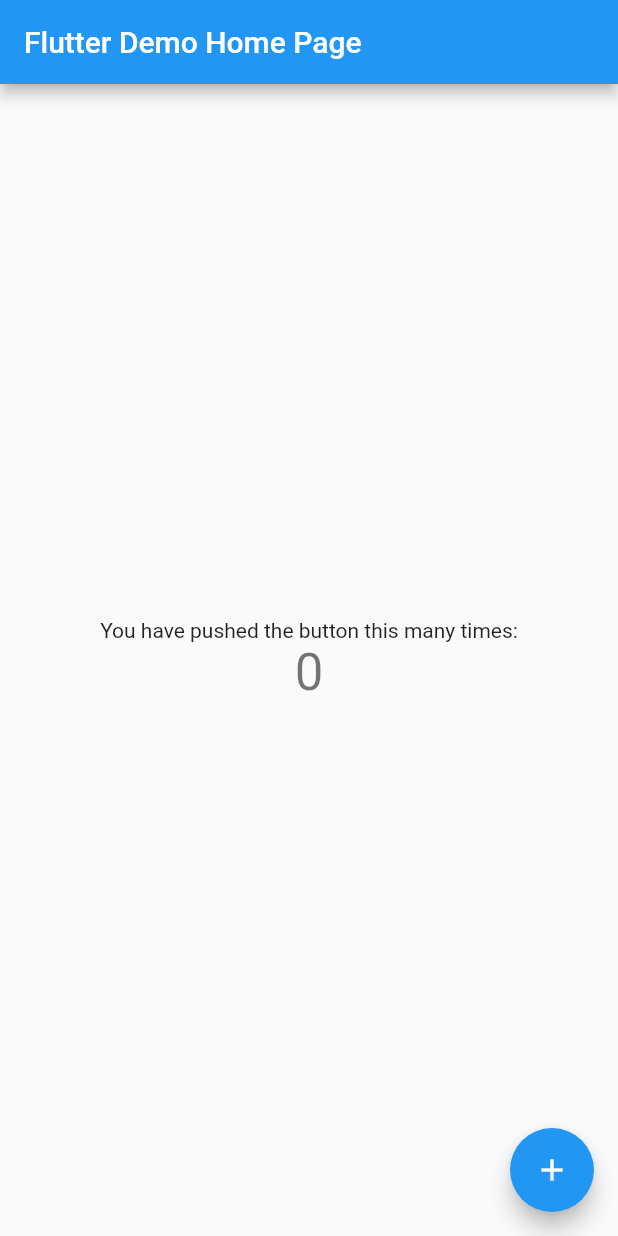
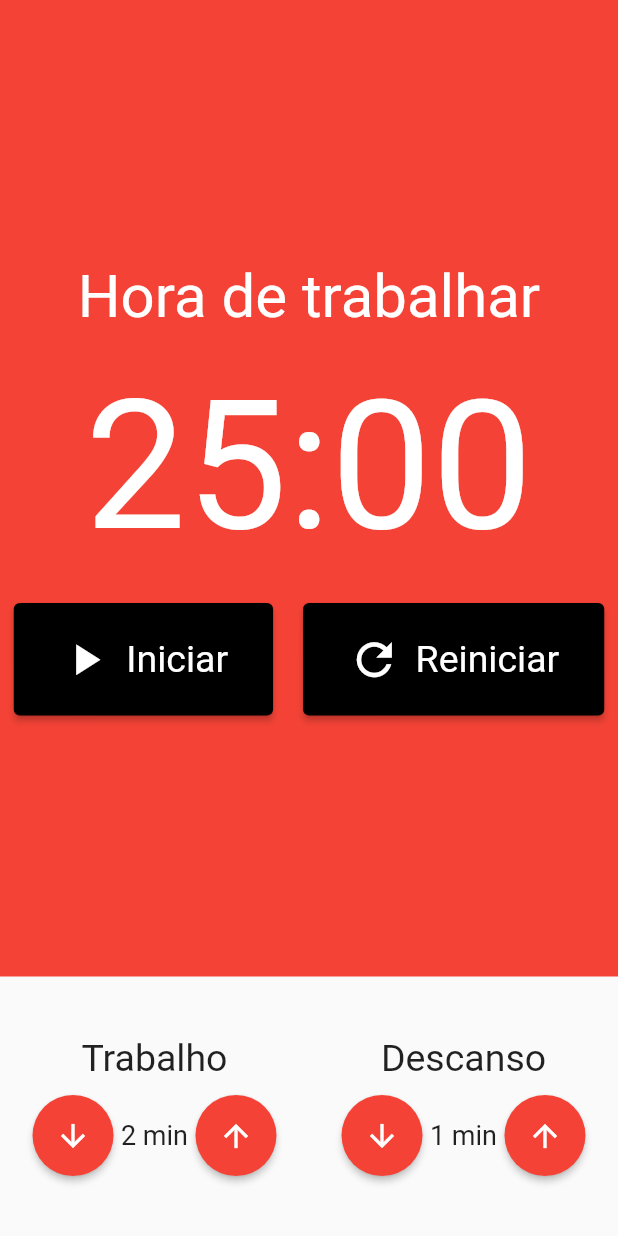
Before and after one commit to souzap371/pomodoro_app, a Flutter app: the screen it shows after launch, on a phone screen of 412 x 824 dp. Run offline on Flutter 3.47's test engine with Material 2 defaults, Android fonts, the phone set to English and light mode, and no system bars; our stand-ins replace mobx; generated files the repository leaves out were written again.

```diff
--- /dev/null
+++ b/lib/components/cronometro.dart
@@ -0,0 +1,62 @@
+import 'package:flutter/src/widgets/container.dart';
+import 'package:flutter/src/widgets/framework.dart';
+import 'package:flutter/material.dart';
+import 'package:pomodoro/components/cronometroBotao.dart';
+
+class Cronometro extends StatelessWidget {
+  const Cronometro({super.key});
+
+  @override
+  Widget build(BuildContext context) {
+    return Container(
+      color: Colors.red,
+      child: Column(
+        mainAxisAlignment: MainAxisAlignment.center,
+        children: [
+          Text(
+            'Hora de trabalhar',
+            style: TextStyle(
+              fontSize: 40,
+              color: Colors.white,
+            ),
+          ),
+          SizedBox(height: 20),
+          Text(
+            '25:00',
+            style: TextStyle(
+              fontSize: 120,
+              color: Colors.white,
+            ),
+          ),
+          SizedBox(height: 20),
+          Row(
+            mainAxisAlignment: MainAxisAlignment.center,
+            children: [
+              Padding(
+                padding: const EdgeInsets.only(right: 10),
+                child: CronometroBotao(
+                  texto: 'Iniciar',
+                  icone: Icons.play_arrow,
+                ),
+              ),
+              /* Padding(
+                padding: const EdgeInsets.only(right: 10),
+                child: CronometroBotao(
+                  texto: 'Parar',
+                  icone: Icons.stop,
+                ),
+              ), */
+              Padding(
+                padding: const EdgeInsets.only(left: 10),
+                child: CronometroBotao(
+                  texto: 'Reiniciar',
+                  icone: Icons.refresh,
+                ),
+              ),
+            ],
+          ),
+        ],
+      ),
+    );
+  }
+}
--- /dev/null
+++ b/lib/components/cronometroBotao.dart
@@ -0,0 +1,43 @@
+import 'package:flutter/src/widgets/container.dart';
+import 'package:flutter/src/widgets/framework.dart';
+import 'package:flutter/material.dart';
+
+class CronometroBotao extends StatelessWidget {
+  final String texto;
+  final IconData icone;
+
+  const CronometroBotao({
+    Key? key,
+    required this.texto,
+    required this.icone,
+  }) : super(key: key);
+
+  @override
+  Widget build(BuildContext context) {
+    return ElevatedButton(
+      style: ElevatedButton.styleFrom(
+        primary: Colors.black,
+        padding: EdgeInsets.symmetric(
+          horizontal: 30,
+          vertical: 20,
+        ),
+        textStyle: TextStyle(
+          fontSize: 25,
+        ),
+      ),
+      onPressed: () {},
+      child: Row(
+        children: [
+          Padding(
+            padding: const EdgeInsets.only(right: 10),
+            child: Icon(
+              icone,
+              size: 35,
+            ),
+          ),
+          Text(texto),
+        ],
+      ),
+    );
+  }
+}
--- /dev/null
+++ b/lib/components/entradaTempo.dart
@@ -0,0 +1,65 @@
+import 'package:flutter/src/widgets/container.dart';
+import 'package:flutter/src/widgets/framework.dart';
+import 'package:flutter/material.dart';
+
+class EntradaTempo extends StatelessWidget {
+  final String titulo;
+  final int valor;
+
+  const EntradaTempo({
+    Key? key,
+    required this.titulo,
+    required this.valor,
+  }) : super(key: key);
+
+  @override
+  Widget build(BuildContext context) {
+    return Column(
+      crossAxisAlignment: CrossAxisAlignment.center,
+      children: [
+        Text(
+          this.titulo,
+          style: TextStyle(
+            fontSize: 25,
+          ),
+        ),
+        SizedBox(height: 10),
+        Row(
+          mainAxisAlignment: MainAxisAlignment.center,
+          children: [
+            ElevatedButton(
+              onPressed: () {},
+              child: Icon(
+                Icons.arrow_downward,
+                color: Colors.white,
+              ),
+              style: ElevatedButton.styleFrom(
+                shape: CircleBorder(),
+                padding: EdgeInsets.all(15),
+                primary: Colors.red,
+              ),
+            ),
+            Text(
+              '${this.valor} min',
+              style: TextStyle(
+                fontSize: 18,
+              ),
+            ),
+            ElevatedButton(
+              onPressed: () {},
+              child: Icon(
+                Icons.arrow_upward,
+                color: Colors.white,
+              ),
+              style: ElevatedButton.styleFrom(
+                shape: CircleBorder(),
+                padding: EdgeInsets.all(15),
+                primary: Colors.red,
+              ),
+            ),
+          ],
+        ),
+      ],
+    );
+  }
+}
--- a/lib/main.dart
+++ b/lib/main.dart
@@ -1,16 +1,25 @@
 import 'package:flutter/material.dart';
+import 'package:pomodoro/pages/pomodoro.dart';
+import 'package:pomodoro/store/pomodoro.store.dart';
+import 'package:provider/provider.dart';
 
 void main() {
-  runApp(const MyApp());
+  runApp(MyApp());
 }
 
 class MyApp extends StatelessWidget {
-  const MyApp({super.key});
+  // const MyApp({super.key});
 
   // This widget is the root of your application.
   @override
   Widget build(BuildContext context) {
-    return MaterialApp(
+    return MultiProvider(
+      providers: [
+        Provider<PomodoroStore>(
+          create: (_) => PomodoroStore(),
+        ),
+      ],
+      child: MaterialApp(
         title: 'Flutter Demo',
         theme: ThemeData(
           // This is the theme of your application.
@@ -24,92 +33,48 @@ class MyApp extends StatelessWidget {
           // is not restarted.
           primarySwatch: Colors.blue,
         ),
-      home: const MyHomePage(title: 'Flutter Demo Home Page'),
+        home: const Pomodoro(),
+      ),
     );
   }
 }
 
-class MyHomePage extends StatefulWidget {
-  const MyHomePage({super.key, required this.title});
+//import 'package:flutter_mobx/flutter_mobx.dart';
+//import 'package:pomodoro/store/contador.store.dart';
 
-  // This widget is the home page of your application. It is stateful, meaning
-  // that it has a State object (defined below) that contains fields that affect
-  // how it looks.
+/* final store = ContadorStore();
 
-  // This class is the configuration for the state. It holds the values (in this
-  // case the title) provided by the parent (in this case the App widget) and
-  // used by the build method of the State. Fields in a Widget subclass are
-  // always marked "final".
-
-  final String title;
-
-  @override
-  State<MyHomePage> createState() => _MyHomePageState();
-}
-
-class _MyHomePageState extends State<MyHomePage> {
-  int _counter = 0;
-
-  void _incrementCounter() {
-    setState(() {
-      // This call to setState tells the Flutter framework that something has
-      // changed in this State, which causes it to rerun the build method below
-      // so that the display can reflect the updated values. If we changed
-      // _counter without calling setState(), then the build method would not be
-      // called again, and so nothing would appear to happen.
-      _counter++;
-    });
-  }
+class HomePage extends StatelessWidget {
+  const HomePage({super.key});
 
   @override
   Widget build(BuildContext context) {
-    // This method is rerun every time setState is called, for instance as done
-    // by the _incrementCounter method above.
-    //
-    // The Flutter framework has been optimized to make rerunning build methods
-    // fast, so that you can just rebuild anything that needs updating rather
-    // than having to individually change instances of widgets.
     return Scaffold(
       appBar: AppBar(
-        // Here we take the value from the MyHomePage object that was created by
-        // the App.build method, and use it to set our appbar title.
-        title: Text(widget.title),
+        title: Text('Contador'),
       ),
       body: Center(
-        // Center is a layout widget. It takes a single child and positions it
-        // in the middle of the parent.
         child: Column(
-          // Column is also a layout widget. It takes a list of children and
-          // arranges them vertically. By default, it sizes itself to fit its
-          // children horizontally, and tries to be as tall as its parent.
-          //
-          // Invoke "debug painting" (press "p" in the console, choose the
-          // "Toggle Debug Paint" action from the Flutter Inspector in Android
-          // Studio, or the "Toggle Debug Paint" command in Visual Studio Code)
-          // to see the wireframe for each widget.
-          //
-          // Column has various properties to control how it sizes itself and
-          // how it positions its children. Here we use mainAxisAlignment to
-          // center the children vertically; the main axis here is the vertical
-          // axis because Columns are vertical (the cross axis would be
-          // horizontal).
           mainAxisAlignment: MainAxisAlignment.center,
           children: <Widget>[
             const Text(
               'You have pushed the button this many times:',
             ),
-            Text(
-              '$_counter',
+            Observer(
+              builder: (_) => Text(
+                '${store.contador}',
                 style: Theme.of(context).textTheme.headline4,
+              ),
             ),
           ],
         ),
       ),
       floatingActionButton: FloatingActionButton(
-        onPressed: _incrementCounter,
+        onPressed: store.incrementar,
         tooltip: 'Increment',
         child: const Icon(Icons.add),
       ), // This trailing comma makes auto-formatting nicer for build methods.
     );
   }
 }
+ */
--- /dev/null
+++ b/lib/pages/pomodoro.dart
@@ -0,0 +1,43 @@
+import 'package:flutter/src/widgets/container.dart';
+import 'package:flutter/src/widgets/framework.dart';
+import 'package:flutter/material.dart';
+import 'package:pomodoro/components/cronometro.dart';
+import 'package:pomodoro/components/entradaTempo.dart';
+import 'package:pomodoro/store/pomodoro.store.dart';
+import 'package:provider/provider.dart';
+
+class Pomodoro extends StatelessWidget {
+  const Pomodoro({super.key});
+
+  @override
+  Widget build(BuildContext context) {
+    final store = Provider.of<PomodoroStore>(context);
+
+    return Scaffold(
+      body: Column(
+        crossAxisAlignment: CrossAxisAlignment.stretch,
+        children: [
+          Expanded(
+            child: Cronometro(),
+          ),
+          Padding(
+            padding: const EdgeInsets.symmetric(vertical: 40),
+            child: Row(
+              mainAxisAlignment: MainAxisAlignment.spaceAround,
+              children: [
+                EntradaTempo(
+                  titulo: 'Trabalho',
+                  valor: store.tempoTrabalho,
+                ),
+                EntradaTempo(
+                  titulo: 'Descanso',
+                  valor: store.tempoDescanso,
+                ),
+              ],
+            ),
+          ),
+        ],
+      ),
+    );
+  }
+}
--- /dev/null
+++ b/lib/store/contador.store.dart
@@ -0,0 +1,16 @@
+import 'package:mobx/mobx.dart';
+
+part 'contador.store.g.dart';
+
+class ContadorStore = _ContadorStore with _$ContadorStore;
+
+abstract class _ContadorStore with Store {
+  @observable
+  int contador = 0;
+
+  //Método para incrementar
+  @action
+  void incrementar() {
+    contador++;
+  }
+}
--- /dev/null
+++ b/lib/store/pomodoro.store.dart
@@ -0,0 +1,33 @@
+import 'package:mobx/mobx.dart';
+
+part 'pomodoro.store.g.dart';
+
+class PomodoroStore = _PomodoroStore with _$PomodoroStore;
+
+abstract class _PomodoroStore with Store {
+  @observable
+  int tempoTrabalho = 2;
+  @observable
+  int tempoDescanso = 1;
+
+  //Funções
+  @action
+  void incrementarTempoTrabalho() {
+    tempoTrabalho++;
+  }
+
+  @action
+  void decrementarTempoTrabalho() {
+    tempoTrabalho--;
+  }
+
+  @action
+  void incrementarTempoDescanso() {
+    tempoDescanso++;
+  }
+
+  @action
+  void decrementarTempoDescanso() {
+    tempoDescanso--;
+  }
+}
```
Also changed, not shown: lib/store/contador.store.g.dart (added), lib/store/pomodoro.store.g.dart (added). Lines whose indentation alone changed are shown as unchanged.
